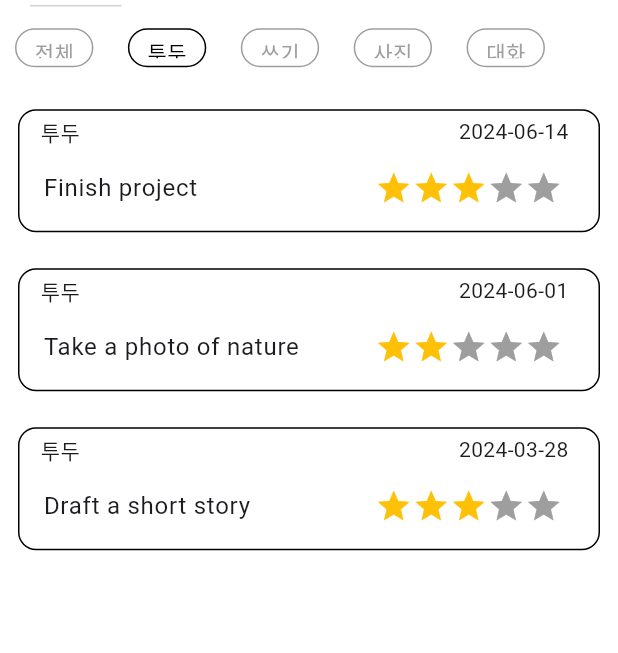
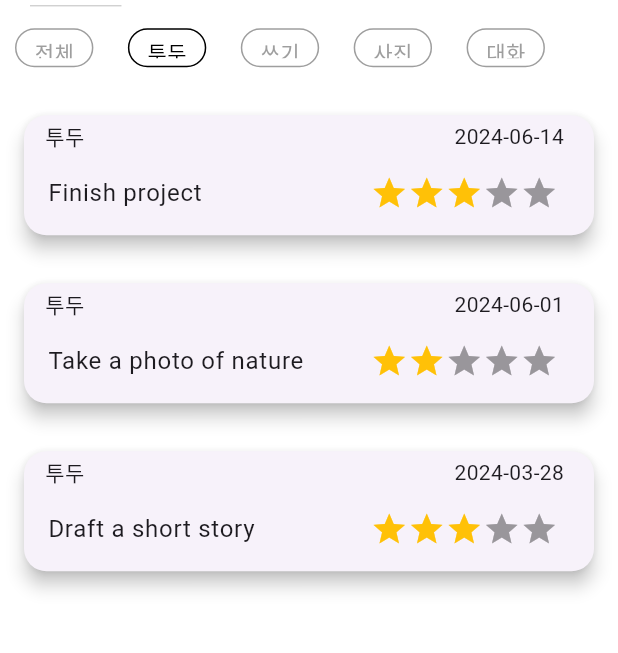
Before and after one commit to bellaria19/Ego, a Flutter app: the RecordScreen screen opened directly, after a tap on "Quest", after a tap on "투두", on a phone screen of 412 x 824 dp, the part 116-769 px from its top. Run offline on Flutter 3.47's test engine with Material 3 defaults, Android fonts, the phone set to English and light mode, and no system bars; drawn by our look-alikes of flutter_rating_bar; our stand-ins replace flutter_dotenv, font_awesome_flutter, google_fonts, supabase_flutter, syncfusion_flutter_charts; missing offline and left inert: supabase_auth_ui; accounts and stored records are empty; statements that could not run were skipped.

Commit message:
Renamed & change to Card

```diff
--- a/lib/screens/record/emotion_tile.dart
+++ b/lib/screens/record/emotion_card.dart
@@ -1,22 +1,22 @@
 import 'package:ego/models/emotion.dart';
 import 'package:flutter/material.dart';
 
-class EmotionTile extends StatefulWidget {
-  const EmotionTile({super.key, required this.emotion});
+class EmotionCard extends StatefulWidget {
+  const EmotionCard({super.key, required this.emotion});
 
   final Emotion emotion;
 
   @override
-  State<EmotionTile> createState() => _EmotionTileState();
+  State<EmotionCard> createState() => _EmotionCardState();
 }
 
-class _EmotionTileState extends State<EmotionTile> {
+class _EmotionCardState extends State<EmotionCard> {
   @override
   Widget build(BuildContext context) {
-    return Container(
-      decoration: BoxDecoration(
-        borderRadius: BorderRadius.circular(12),
-        border: Border.all(),
+    return Card(
+      elevation: 5,
+      shape: RoundedRectangleBorder(
+        borderRadius: BorderRadius.circular(15),
       ),
       child: Column(
         children: [
--- a/lib/screens/record/emotion_screen.dart
+++ b/lib/screens/record/emotion_screen.dart
@@ -1,5 +1,5 @@
 import 'package:ego/models/emotion.dart';
-import 'package:ego/screens/record/emotion_tile.dart';
+import 'package:ego/screens/record/emotion_card.dart';
 import 'package:ego/screens/record/empty_emotion.dart';
 import 'package:flutter/material.dart';
 
@@ -66,7 +66,7 @@ class _EmotionScreenState extends State<EmotionScreen> {
                       final emotion = emotionList[index];
                       return Padding(
                         padding: const EdgeInsets.all(8.0),
-                        child: EmotionTile(emotion: emotion),
+                        child: EmotionCard(emotion: emotion),
                       );
                     },
                   ),
--- a/lib/screens/record/quest_tile.dart
+++ b/lib/screens/record/quest_card.dart
@@ -9,8 +9,8 @@ const Map<QuestCategory, String> categoryMap = {
   QuestCategory.chat: '대화',
 };
 
-class QuestTile extends StatefulWidget {
-  const QuestTile({
+class QuestCard extends StatefulWidget {
+  const QuestCard({
     super.key,
     required this.quest,
   });
@@ -18,16 +18,16 @@ class QuestTile extends StatefulWidget {
   final Quest quest;
 
   @override
-  State<QuestTile> createState() => _QuestTileState();
+  State<QuestCard> createState() => _QuestCardState();
 }
 
-class _QuestTileState extends State<QuestTile> {
+class _QuestCardState extends State<QuestCard> {
   @override
   Widget build(BuildContext context) {
-    return Container(
-      decoration: BoxDecoration(
-        borderRadius: BorderRadius.circular(12),
-        border: Border.all(),
+    return Card(
+      elevation: 5,
+      shape: RoundedRectangleBorder(
+        borderRadius: BorderRadius.circular(15),
       ),
       child: Column(
         children: [
--- a/lib/screens/record/quest_screen.dart
+++ b/lib/screens/record/quest_screen.dart
@@ -1,5 +1,5 @@
 import 'package:ego/models/quest.dart';
-import 'package:ego/screens/record/quest_tile.dart';
+import 'package:ego/screens/record/quest_card.dart';
 import 'package:ego/utils/constants.dart';
 import 'package:flutter/material.dart';
 
@@ -121,7 +121,7 @@ class _QuestScreenState extends State<QuestScreen> {
                     final quest = filteredQuestList[index];
                     return Padding(
                       padding: const EdgeInsets.all(12.0),
-                      child: QuestTile(quest: quest),
+                      child: QuestCard(quest: quest),
                     );
                   },
                 ),
```
